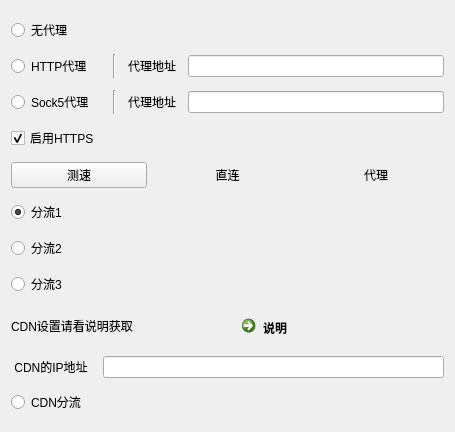
This is ui/component/ui_login_proxy_widget.ui in tonquer/picacg-qt as Qt 5 draws it before an edit. The edited form follows.
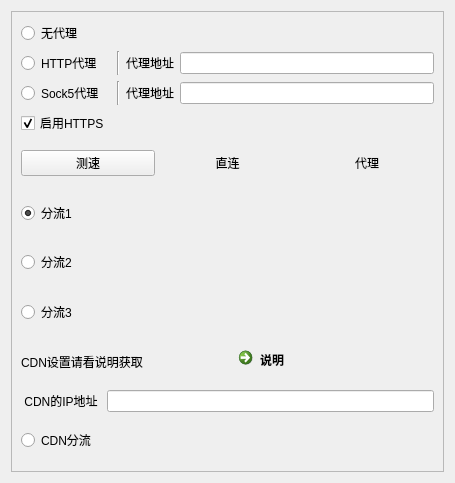
This is the edited form. Custom widgets are drawn as their Qt base class.

Diff of the .ui file:
```diff
--- a/ui/component/ui_login_proxy_widget.ui
+++ b/ui/component/ui_login_proxy_widget.ui
@@ -7,7 +7,7 @@
     <x>0</x>
     <y>0</y>
     <width>455</width>
-    <height>432</height>
+    <height>483</height>
    </rect>
   </property>
   <property name="minimumSize">
@@ -23,25 +23,127 @@
    <property name="spacing">
     <number>12</number>
    </property>
-   <item row="12" column="0">
-    <layout class="QHBoxLayout" name="horizontalLayout_8">
+   <item row="0" column="0">
+    <widget class="SmoothScrollArea" name="scrollArea">
+     <property name="widgetResizable">
+      <bool>true</bool>
+     </property>
+     <widget class="QWidget" name="scrollAreaWidgetContents">
+      <property name="geometry">
+       <rect>
+        <x>0</x>
+        <y>0</y>
+        <width>435</width>
+        <height>463</height>
+       </rect>
+      </property>
+      <layout class="QVBoxLayout" name="verticalLayout">
      <item>
-      <widget class="QLabel" name="label_3">
+        <layout class="QHBoxLayout" name="horizontalLayout_11">
+         <item>
+          <widget class="QRadioButton" name="proxy_0">
        <property name="text">
-        <string>CDN设置请看说明获取</string>
-       </property>
-      </widget>
-     </item>
+            <string>无代理</string>
+           </property>
+           <attribute name="buttonGroup">
+            <string notr="true">buttonGroup_2</string>
+           </attribute>
+          </widget>
+         </item>
+        </layout>
+       </item>
      <item>
-      <widget class="QCommandLinkButton" name="commandLinkButton">
+        <layout class="QHBoxLayout" name="horizontalLayout">
+         <item>
+          <widget class="QRadioButton" name="proxy_1">
+           <property name="minimumSize">
+            <size>
+             <width>90</width>
+             <height>0</height>
+            </size>
+           </property>
        <property name="text">
-        <string>说明</string>
-       </property>
-      </widget>
-     </item>
-    </layout>
-   </item>
-   <item row="7" column="0">
+            <string>HTTP代理</string>
+           </property>
+           <attribute name="buttonGroup">
+            <string notr="true">buttonGroup_2</string>
+           </attribute>
+          </widget>
+         </item>
+         <item>
+          <widget class="Line" name="line">
+           <property name="orientation">
+            <enum>Qt::Vertical</enum>
+           </property>
+          </widget>
+         </item>
+         <item>
+          <widget class="QLabel" name="label">
+           <property name="text">
+            <string>代理地址</string>
+           </property>
+           <property name="alignment">
+            <set>Qt::AlignCenter</set>
+           </property>
+          </widget>
+         </item>
+         <item>
+          <widget class="QLineEdit" name="httpLine">
+           <property name="toolTip">
+            <string>http://127.0.0.1:10809</string>
+           </property>
+           <property name="placeholderText">
+            <string/>
+           </property>
+          </widget>
+         </item>
+        </layout>
+       </item>
+       <item>
+        <layout class="QHBoxLayout" name="horizontalLayout_10">
+         <item>
+          <widget class="QRadioButton" name="proxy_2">
+           <property name="minimumSize">
+            <size>
+             <width>90</width>
+             <height>0</height>
+            </size>
+           </property>
+           <property name="text">
+            <string>Sock5代理</string>
+           </property>
+           <attribute name="buttonGroup">
+            <string notr="true">buttonGroup_2</string>
+           </attribute>
+          </widget>
+         </item>
+         <item>
+          <widget class="Line" name="line_2">
+           <property name="orientation">
+            <enum>Qt::Vertical</enum>
+           </property>
+          </widget>
+         </item>
+         <item>
+          <widget class="QLabel" name="label_5">
+           <property name="text">
+            <string>代理地址</string>
+           </property>
+          </widget>
+         </item>
+         <item>
+          <widget class="QLineEdit" name="sockEdit">
+           <property name="toolTip">
+            <string>127.0.0.1:10808</string>
+           </property>
+           <property name="placeholderText">
+            <string/>
+           </property>
+          </widget>
+         </item>
+        </layout>
+       </item>
+       <item>
     <layout class="QHBoxLayout" name="horizontalLayout_9">
      <item>
       <widget class="QCheckBox" name="httpsBox">
@@ -55,7 +157,75 @@
      </item>
     </layout>
    </item>
-   <item row="10" column="0">
+       <item>
+        <layout class="QHBoxLayout" name="horizontalLayout_2">
+         <item>
+          <widget class="QPushButton" name="testSpeedButton">
+           <property name="text">
+            <string>测速</string>
+           </property>
+          </widget>
+         </item>
+         <item>
+          <widget class="QLabel" name="label_2">
+           <property name="text">
+            <string>直连</string>
+           </property>
+           <property name="alignment">
+            <set>Qt::AlignCenter</set>
+           </property>
+          </widget>
+         </item>
+         <item>
+          <widget class="QLabel" name="label_4">
+           <property name="text">
+            <string>代理</string>
+           </property>
+           <property name="alignment">
+            <set>Qt::AlignCenter</set>
+           </property>
+          </widget>
+         </item>
+        </layout>
+       </item>
+       <item>
+        <layout class="QHBoxLayout" name="horizontalLayout_5">
+         <item>
+          <widget class="QRadioButton" name="radioButton_1">
+           <property name="text">
+            <string>分流1</string>
+           </property>
+           <property name="checked">
+            <bool>true</bool>
+           </property>
+           <attribute name="buttonGroup">
+            <string notr="true">buttonGroup</string>
+           </attribute>
+          </widget>
+         </item>
+         <item>
+          <widget class="QLabel" name="label1">
+           <property name="text">
+            <string/>
+           </property>
+           <property name="alignment">
+            <set>Qt::AlignCenter</set>
+           </property>
+          </widget>
+         </item>
+         <item>
+          <widget class="QLabel" name="label2">
+           <property name="text">
+            <string/>
+           </property>
+           <property name="alignment">
+            <set>Qt::AlignCenter</set>
+           </property>
+          </widget>
+         </item>
+        </layout>
+       </item>
+       <item>
     <layout class="QHBoxLayout" name="horizontalLayout_4">
      <item>
       <widget class="QRadioButton" name="radioButton_2">
@@ -89,71 +259,7 @@
      </item>
     </layout>
    </item>
-   <item row="15" column="0">
-    <layout class="QHBoxLayout" name="horizontalLayout_7">
      <item>
-      <widget class="QRadioButton" name="radioButton_4">
-       <property name="text">
-        <string>CDN分流</string>
-       </property>
-       <attribute name="buttonGroup">
-        <string notr="true">buttonGroup</string>
-       </attribute>
-      </widget>
-     </item>
-     <item>
-      <widget class="QLabel" name="label7">
-       <property name="text">
-        <string/>
-       </property>
-       <property name="alignment">
-        <set>Qt::AlignCenter</set>
-       </property>
-      </widget>
-     </item>
-     <item>
-      <widget class="QLabel" name="label8">
-       <property name="text">
-        <string/>
-       </property>
-       <property name="alignment">
-        <set>Qt::AlignCenter</set>
-       </property>
-      </widget>
-     </item>
-    </layout>
-   </item>
-   <item row="16" column="0">
-    <spacer name="verticalSpacer_2">
-     <property name="orientation">
-      <enum>Qt::Vertical</enum>
-     </property>
-     <property name="sizeHint" stdset="0">
-      <size>
-       <width>20</width>
-       <height>40</height>
-      </size>
-     </property>
-    </spacer>
-   </item>
-   <item row="14" column="0">
-    <layout class="QHBoxLayout" name="horizontalLayout_6">
-     <item>
-      <widget class="QLabel" name="label_11">
-       <property name="text">
-        <string> CDN的IP地址 </string>
-       </property>
-       <property name="alignment">
-        <set>Qt::AlignCenter</set>
-       </property>
-      </widget>
-     </item>
-     <item>
-      <widget class="QLineEdit" name="cdnIp"/>
-     </item>
-    </layout>
-   </item>
-   <item row="11" column="0">
     <layout class="QHBoxLayout" name="horizontalLayout_3">
      <item>
       <widget class="QRadioButton" name="radioButton_3">
@@ -187,15 +293,47 @@
      </item>
     </layout>
    </item>
-   <item row="9" column="0">
-    <layout class="QHBoxLayout" name="horizontalLayout_5">
      <item>
-      <widget class="QRadioButton" name="radioButton_1">
+        <layout class="QHBoxLayout" name="horizontalLayout_8">
+         <item>
+          <widget class="QLabel" name="label_3">
        <property name="text">
-        <string>分流1</string>
-       </property>
-       <property name="checked">
-        <bool>true</bool>
+            <string>CDN设置请看说明获取</string>
+           </property>
+          </widget>
+         </item>
+         <item>
+          <widget class="QCommandLinkButton" name="commandLinkButton">
+           <property name="text">
+            <string>说明</string>
+           </property>
+          </widget>
+         </item>
+        </layout>
+       </item>
+       <item>
+        <layout class="QHBoxLayout" name="horizontalLayout_6">
+         <item>
+          <widget class="QLabel" name="label_11">
+           <property name="text">
+            <string> CDN的IP地址 </string>
+           </property>
+           <property name="alignment">
+            <set>Qt::AlignCenter</set>
+           </property>
+          </widget>
+         </item>
+         <item>
+          <widget class="QLineEdit" name="cdnIp"/>
+         </item>
+        </layout>
+       </item>
+       <item>
+        <layout class="QHBoxLayout" name="horizontalLayout_7">
+         <item>
+          <widget class="QRadioButton" name="radioButton_4">
+           <property name="text">
+            <string>CDN分流</string>
        </property>
        <attribute name="buttonGroup">
         <string notr="true">buttonGroup</string>
@@ -203,7 +341,7 @@
       </widget>
      </item>
      <item>
-      <widget class="QLabel" name="label1">
+          <widget class="QLabel" name="label7">
        <property name="text">
         <string/>
        </property>
@@ -213,7 +351,7 @@
       </widget>
      </item>
      <item>
-      <widget class="QLabel" name="label2">
+          <widget class="QLabel" name="label8">
        <property name="text">
         <string/>
        </property>
@@ -224,157 +362,20 @@
      </item>
     </layout>
    </item>
-   <item row="8" column="0">
-    <layout class="QHBoxLayout" name="horizontalLayout_2">
-     <item>
-      <widget class="QPushButton" name="testSpeedButton">
-       <property name="text">
-        <string>测速</string>
-       </property>
-      </widget>
-     </item>
-     <item>
-      <widget class="QLabel" name="label_2">
-       <property name="text">
-        <string>直连</string>
-       </property>
-       <property name="alignment">
-        <set>Qt::AlignCenter</set>
-       </property>
-      </widget>
-     </item>
-     <item>
-      <widget class="QLabel" name="label_4">
-       <property name="text">
-        <string>代理</string>
-       </property>
-       <property name="alignment">
-        <set>Qt::AlignCenter</set>
-       </property>
-      </widget>
-     </item>
-    </layout>
-   </item>
-   <item row="0" column="0">
-    <spacer name="verticalSpacer">
-     <property name="orientation">
-      <enum>Qt::Vertical</enum>
-     </property>
-     <property name="sizeHint" stdset="0">
-      <size>
-       <width>20</width>
-       <height>40</height>
-      </size>
-     </property>
-    </spacer>
-   </item>
-   <item row="5" column="0">
-    <layout class="QHBoxLayout" name="horizontalLayout_10">
-     <item>
-      <widget class="QRadioButton" name="proxy_2">
-       <property name="minimumSize">
-        <size>
-         <width>90</width>
-         <height>0</height>
-        </size>
-       </property>
-       <property name="text">
-        <string>Sock5代理</string>
-       </property>
-       <attribute name="buttonGroup">
-        <string notr="true">buttonGroup_2</string>
-       </attribute>
-      </widget>
-     </item>
-     <item>
-      <widget class="Line" name="line_2">
-       <property name="orientation">
-        <enum>Qt::Vertical</enum>
-       </property>
-      </widget>
-     </item>
-     <item>
-      <widget class="QLabel" name="label_5">
-       <property name="text">
-        <string>代理地址</string>
-       </property>
-      </widget>
-     </item>
-     <item>
-      <widget class="QLineEdit" name="sockEdit">
-       <property name="toolTip">
-        <string>127.0.0.1:10808</string>
-       </property>
-       <property name="placeholderText">
-        <string/>
-       </property>
-      </widget>
-     </item>
-    </layout>
-   </item>
-   <item row="2" column="0">
-    <layout class="QHBoxLayout" name="horizontalLayout_11">
-     <item>
-      <widget class="QRadioButton" name="proxy_0">
-       <property name="text">
-        <string>无代理</string>
-       </property>
-       <attribute name="buttonGroup">
-        <string notr="true">buttonGroup_2</string>
-       </attribute>
-      </widget>
-     </item>
-    </layout>
-   </item>
-   <item row="3" column="0">
-    <layout class="QHBoxLayout" name="horizontalLayout">
-     <item>
-      <widget class="QRadioButton" name="proxy_1">
-       <property name="minimumSize">
-        <size>
-         <width>90</width>
-         <height>0</height>
-        </size>
-       </property>
-       <property name="text">
-        <string>HTTP代理</string>
-       </property>
-       <attribute name="buttonGroup">
-        <string notr="true">buttonGroup_2</string>
-       </attribute>
-      </widget>
-     </item>
-     <item>
-      <widget class="Line" name="line">
-       <property name="orientation">
-        <enum>Qt::Vertical</enum>
-       </property>
-      </widget>
-     </item>
-     <item>
-      <widget class="QLabel" name="label">
-       <property name="text">
-        <string>代理地址</string>
-       </property>
-       <property name="alignment">
-        <set>Qt::AlignCenter</set>
-       </property>
-      </widget>
-     </item>
-     <item>
-      <widget class="QLineEdit" name="httpLine">
-       <property name="toolTip">
-        <string>http://127.0.0.1:10809</string>
-       </property>
-       <property name="placeholderText">
-        <string/>
-       </property>
-      </widget>
-     </item>
-    </layout>
-   </item>
-  </layout>
- </widget>
+      </layout>
+     </widget>
+    </widget>
+   </item>
+  </layout>
+ </widget>
+ <customwidgets>
+  <customwidget>
+   <class>SmoothScrollArea</class>
+   <extends>QScrollArea</extends>
+   <header location="global">component.scroll_area.smooth_scroll_area.h</header>
+   <container>1</container>
+  </customwidget>
+ </customwidgets>
  <resources/>
  <connections>
   <connection>
```
Lines whose indentation alone changed are shown as unchanged.
